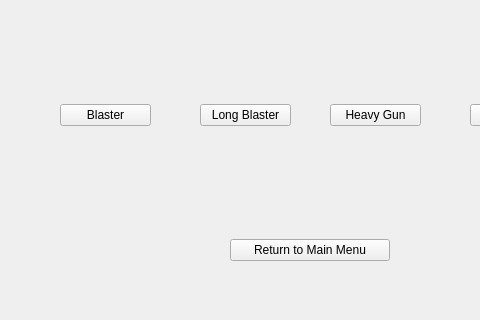
Above: PayStarWars/CharacterSelectScreen/CharacterSelectScreen.ui from beratyil/playStarWars before the change; both pictures show x 0 to 480 and y 100 to 420 of the 637 by 516 pixel window. Below: the same form after it.
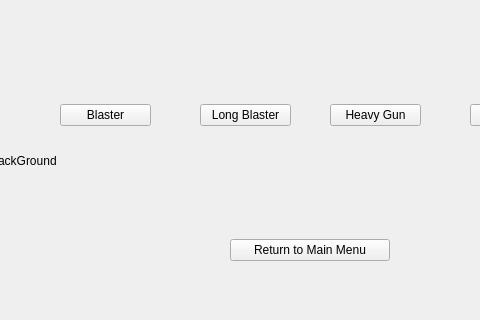
That is the form after the change.

Commit message: Add a background image to character select screen

```diff
--- a/PayStarWars/CharacterSelectScreen/CharacterSelectScreen.ui
+++ b/PayStarWars/CharacterSelectScreen/CharacterSelectScreen.ui
@@ -108,6 +108,28 @@
     </item>
    </layout>
   </widget>
+  <widget class="QLabel" name="backGround">
+   <property name="geometry">
+    <rect>
+     <x>-10</x>
+     <y>0</y>
+     <width>651</width>
+     <height>521</height>
+    </rect>
+   </property>
+   <property name="text">
+    <string>BackGround</string>
+   </property>
+   <property name="scaledContents">
+    <bool>true</bool>
+   </property>
+  </widget>
+  <zorder>backGround</zorder>
+  <zorder>horizontalLayoutWidget</zorder>
+  <zorder>horizontalLayoutWidget_2</zorder>
+  <zorder>horizontalLayoutWidget_3</zorder>
+  <zorder>horizontalLayoutWidget_4</zorder>
+  <zorder>verticalLayoutWidget</zorder>
  </widget>
  <resources/>
  <connections/>
```
The commit also changes 3 other files.
